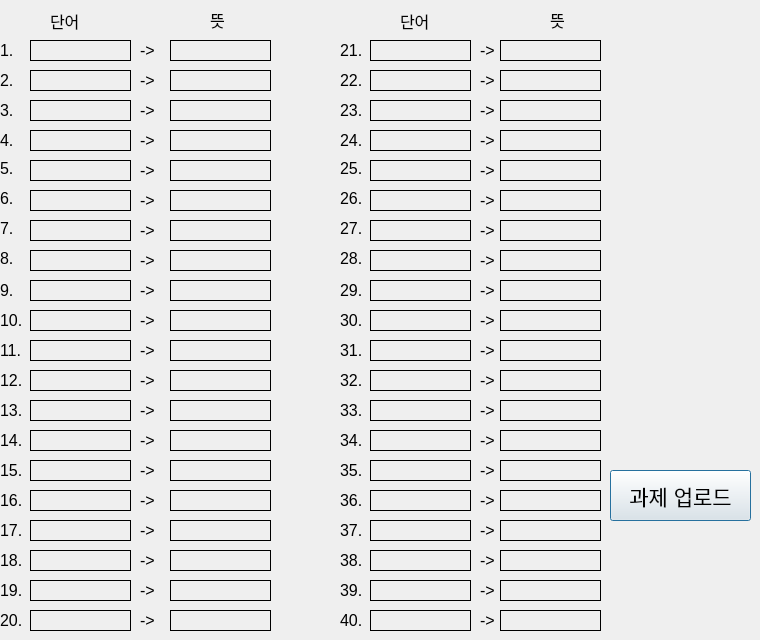
Qt form word_test_project/UI_save/Uploading.ui (gomtings/JeoninHighSchool) before a commit.
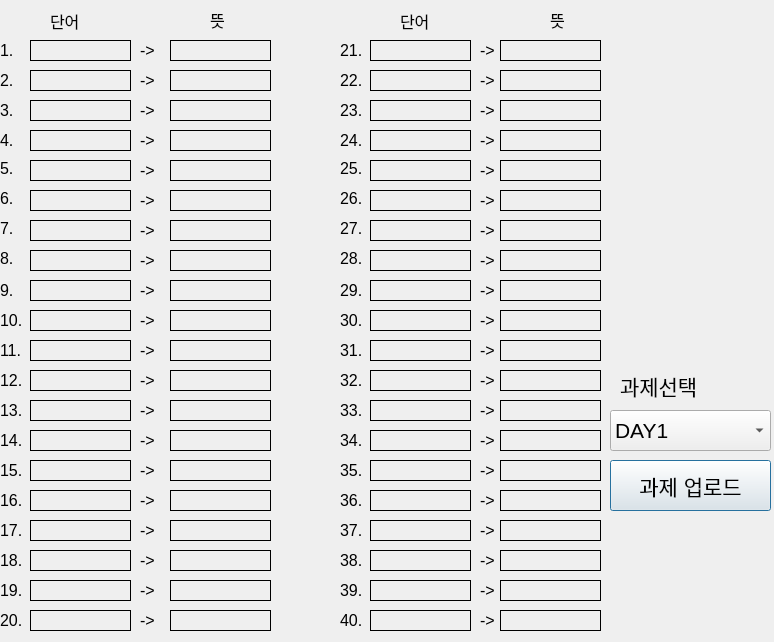
The same form after that commit.

```diff
--- a/word_test_project/UI_save/Uploading.ui
+++ b/word_test_project/UI_save/Uploading.ui
@@ -6,8 +6,8 @@
    <rect>
     <x>0</x>
     <y>0</y>
-    <width>760</width>
-    <height>640</height>
+    <width>774</width>
+    <height>642</height>
    </rect>
   </property>
   <property name="windowTitle">
@@ -3449,8 +3449,8 @@
    <property name="geometry">
     <rect>
      <x>610</x>
-     <y>470</y>
-     <width>141</width>
+     <y>460</y>
+     <width>161</width>
      <height>51</height>
     </rect>
    </property>
@@ -3463,6 +3463,84 @@
     <string>과제 업로드</string>
    </property>
   </widget>
+  <widget class="QComboBox" name="Subject_select">
+   <property name="geometry">
+    <rect>
+     <x>610</x>
+     <y>410</y>
+     <width>161</width>
+     <height>41</height>
+    </rect>
+   </property>
+   <property name="font">
+    <font>
+     <pointsize>16</pointsize>
+    </font>
+   </property>
+   <item>
+    <property name="text">
+     <string>DAY1</string>
+    </property>
+   </item>
+   <item>
+    <property name="text">
+     <string>DAY2</string>
+    </property>
+   </item>
+   <item>
+    <property name="text">
+     <string>DAY3</string>
+    </property>
+   </item>
+   <item>
+    <property name="text">
+     <string>DAY4</string>
+    </property>
+   </item>
+   <item>
+    <property name="text">
+     <string>DAY5</string>
+    </property>
+   </item>
+   <item>
+    <property name="text">
+     <string>DAY6</string>
+    </property>
+   </item>
+   <item>
+    <property name="text">
+     <string>DAY7</string>
+    </property>
+   </item>
+   <item>
+    <property name="text">
+     <string>DAY8</string>
+    </property>
+   </item>
+   <item>
+    <property name="text">
+     <string>DAY9</string>
+    </property>
+   </item>
+  </widget>
+  <widget class="QLabel" name="label_45">
+   <property name="geometry">
+    <rect>
+     <x>620</x>
+     <y>370</y>
+     <width>101</width>
+     <height>31</height>
+    </rect>
+   </property>
+   <property name="font">
+    <font>
+     <pointsize>16</pointsize>
+    </font>
+   </property>
+   <property name="text">
+    <string>과제선택</string>
+   </property>
+  </widget>
  </widget>
  <resources/>
  <connections/>
```
